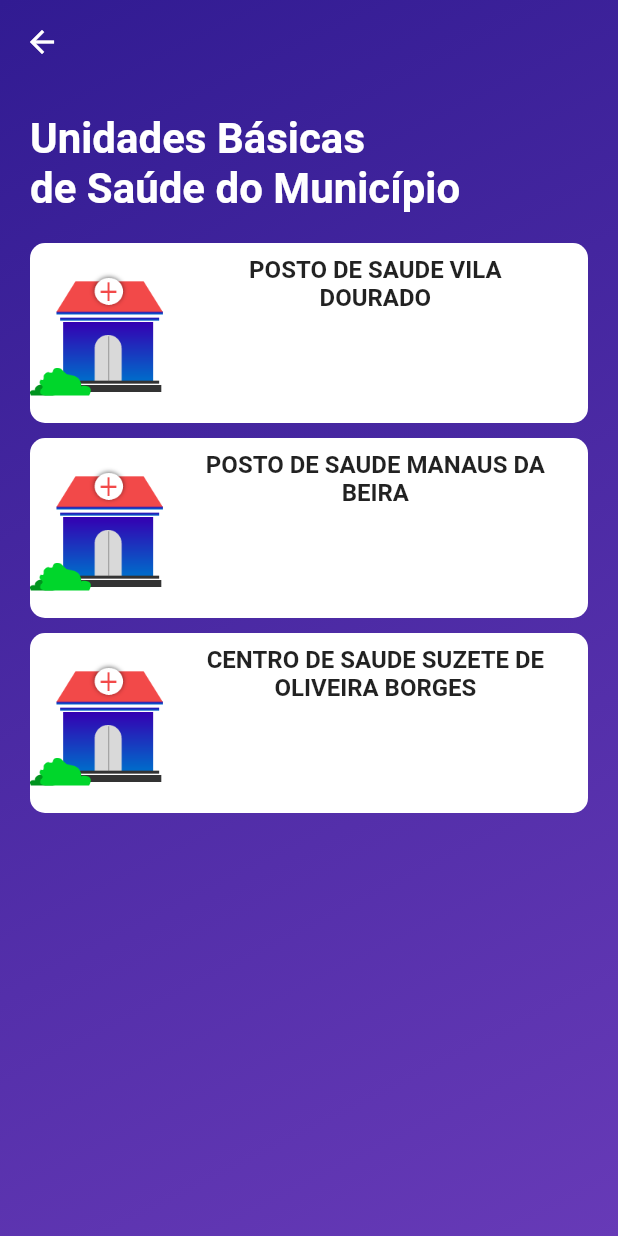
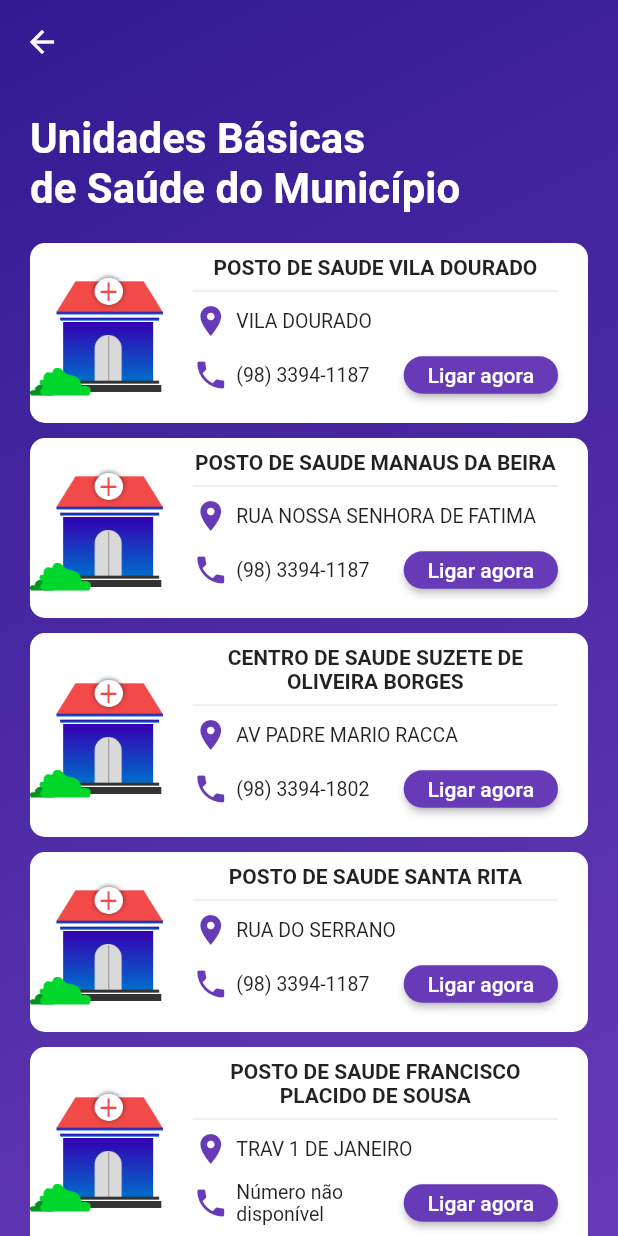
Before and after one commit to michaelmartins09/caru_covid_flutter, a Flutter app: the ClinicInfoPage screen opened directly, on a phone screen of 412 x 824 dp. Run offline on Flutter 3.47's test engine with Material 2 defaults, Android fonts, the phone set to English and light mode, and no system bars.

Commit message:
changed: layout card with call button from clinic info page

```diff
--- a/lib/app/components/cards/card_info_clinic.dart
+++ b/lib/app/components/cards/card_info_clinic.dart
@@ -11,7 +11,6 @@ class CardInfoClinic extends StatelessWidget {
   @override
   Widget build(BuildContext context) {
     return Container(
-      height: 120,
       width: double.maxFinite,
       decoration: BoxDecoration(
         color: Colors.white,
@@ -26,8 +25,41 @@ class CardInfoClinic extends StatelessWidget {
               children: <Widget>[
                 SizedBox(height: 8),
                 Align(child: Text(name??"name here", style: TextStyle(
-                  fontWeight: FontWeight.bold, fontSize: 16,
+                  fontWeight: FontWeight.bold, fontSize: 14,
                 ), textAlign: TextAlign.center)),
+                Divider(),
+                Row(
+                  children: <Widget>[
+                    Icon(Icons.location_on, color: Theme.of(context).primaryColor),
+                    SizedBox(width: 5),
+                    Expanded(child: Text(address??"Endereço não disponível", style: TextStyle(
+                      fontSize: 13
+                    ))),
+                  ],
+                ),
+                Row(
+                  children: <Widget>[
+                    Icon(Icons.phone, color: Theme.of(context).primaryColor),
+                    SizedBox(width: 5),
+                    Expanded(child: Text(phone??"Número não disponível", style: TextStyle(
+                      fontSize: 13
+                    ))),
+                    SizedBox(width: 10),
+                    ButtonTheme(
+                      height: 25,
+                      shape: RoundedRectangleBorder(
+                        borderRadius: BorderRadius.circular(20)
+                      ),
+                      buttonColor: Theme.of(context).primaryColor,
+                      child: RaisedButton(
+                        textColor: Colors.white,
+                        onPressed: (){},
+                        child: Text("Ligar agora"),
+                      ),
+                    ),
+                  ],
+                ),
+                SizedBox(height: 8),
               ],
             ),
           ),
--- a/lib/app/pages/clinic/clinic_info_page.dart
+++ b/lib/app/pages/clinic/clinic_info_page.dart
@@ -60,6 +60,29 @@ class _ClinicInfoPageState extends State<ClinicInfoPage> {
                   phone: "(98) 3394-1802",
                 ),
                 SizedBox(height: 10),
+                CardInfoClinic(
+                  name: "POSTO DE SAUDE SANTA RITA",
+                  address: "RUA DO SERRANO",
+                  phone: "(98) 3394-1187",
+                ),
+                SizedBox(height: 10),
+                CardInfoClinic(
+                  name: "POSTO DE SAUDE FRANCISCO PLACIDO DE SOUSA",
+                  address: "TRAV 1 DE JANEIRO",
+                ),
+                SizedBox(height: 10),
+                CardInfoClinic(
+                  name: "POSTO DE SAUDE LIVRAMENTO",
+                  address: "AV PRINCIPAL",
+                  phone: "(98) 3394-1187",
+                ),
+                SizedBox(height: 10),
+                CardInfoClinic(
+                  name: "POSTO DE SAUDE DE SAO LOURENCO",
+                  address: "RUA DE NAZARÉ",
+                  phone: "(98) 3394-1184",
+                ),
+                SizedBox(height: 10),
               ],
             ),
           ),
```
